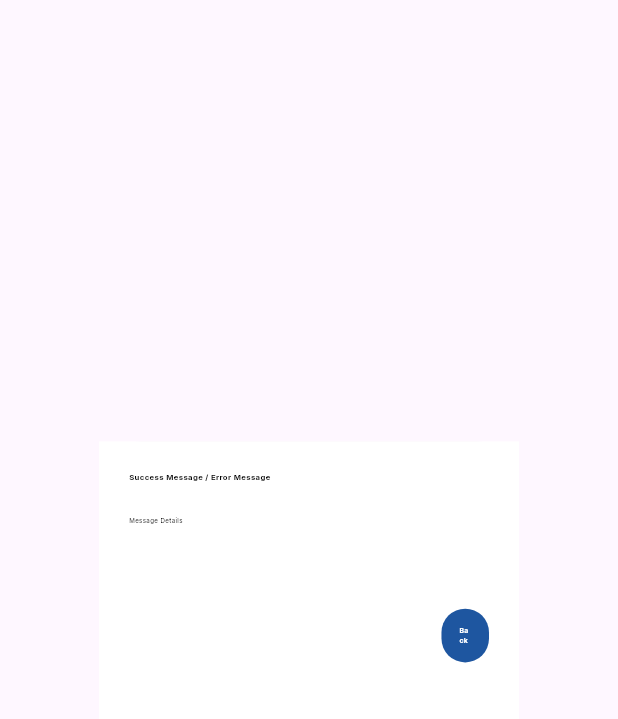
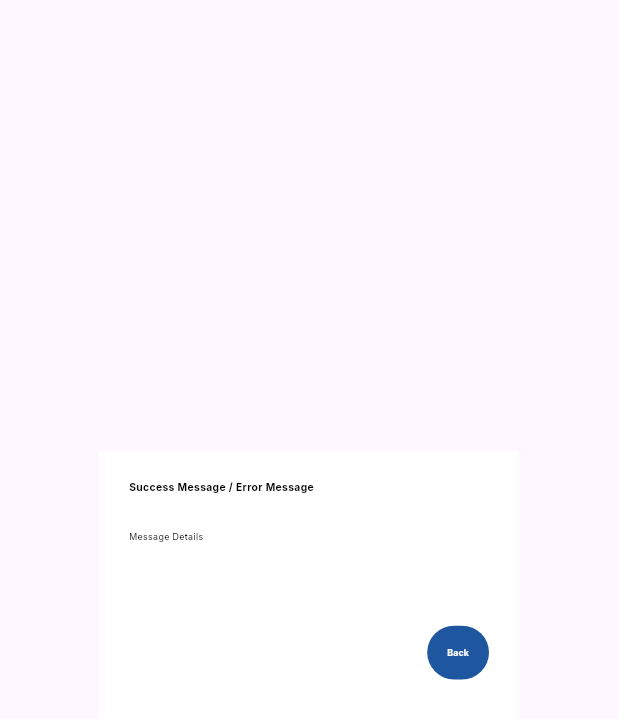
Before and after one commit to BinyugaPvtLtd/pum_supervisor, a Flutter app: the SuccessPopup widget shown alone on an empty page, opened directly, on a phone screen of 412 x 824 dp. Shown: the top 719 px of the screen. Run offline on Flutter 3.47's test engine with Material 2 defaults, Android fonts, the phone set to English and light mode, and no system bars; our stand-ins replace firebase_core, google_fonts; accounts and stored records are empty.

Commit message:
final commit

```diff
--- a/lib/presentation/login/forgotpass_supervisor_screen.dart
+++ b/lib/presentation/login/forgotpass_supervisor_screen.dart
@@ -20,11 +20,15 @@ class _ForgetScreenSupervisorState extends State<ForgetScreenSupervisor> {
     return Scaffold(
         appBar: AppBar(
           automaticallyImplyLeading: false,
-          backgroundColor:ColorManager.navyblue,
+          backgroundColor: ColorManager.navyblue,
           flexibleSpace: Padding(
             padding: const EdgeInsets.only(top: 5, left: 15),
             child: Row(
-              children: [Image.asset('images/ummasons_logo.png',),],
+              children: [
+                Image.asset(
+                  'images/ummasons_logo.png',
+                ),
+              ],
             ),
           ),
         ),
@@ -89,14 +93,11 @@ class _ForgetScreenSupervisorState extends State<ForgetScreenSupervisor> {
                                       borderSide: BorderSide(
                                           color: ColorManager.lightblue,
                                           width: 2.0),
-                                      borderRadius: BorderRadius.circular(16)
-                                  ),
+                                      borderRadius: BorderRadius.circular(16)),
                                   enabledBorder: OutlineInputBorder(
                                       borderSide: BorderSide(
                                           color: ColorManager.grey, width: 2.0),
-                                      borderRadius: BorderRadius.circular(16)
-
-                                  )),
+                                      borderRadius: BorderRadius.circular(16))),
                               validator: (value) {
                                 final bool emailValid = RegExp(
                                         r"^[a-zA-Z0-9.a-zA-Z0-9.!#$%&'*+-/=?^_`{|}~]+@[a-zA-Z0-9]+\.[a-zA-Z]+")
@@ -142,11 +143,9 @@ class _ForgetScreenSupervisorState extends State<ForgetScreenSupervisor> {
                     const SizedBox(
                       height: AppSize.s80,
                     ),
-                    Padding(
-                      padding: const EdgeInsets.only(left: AppSize.s80),
-                      child: Column(
+                    Row(
+                      //crossAxisAlignment: CrossAxisAlignment.center,
                       mainAxisAlignment: MainAxisAlignment.center,
-                        crossAxisAlignment: CrossAxisAlignment.center,
                       children: [
                         SizedBox(
                           height: AppSize.s36,
@@ -178,7 +177,6 @@ class _ForgetScreenSupervisorState extends State<ForgetScreenSupervisor> {
                           ),
                         ),
                       ],
-                      ),
                     )
                   ],
                 ),
--- a/lib/presentation/popups/success_popup.dart
+++ b/lib/presentation/popups/success_popup.dart
@@ -11,51 +11,66 @@ class SuccessPopup extends StatelessWidget {
       child: Material(
         child: Container(
           color: ColorManager.white,
-          height: MediaQuery.of(context).size.height / 3.5,
+          height: MediaQuery.of(context).size.height / 3.7,
           width: MediaQuery.of(context).size.width / 3.3,
           child: Padding(
             padding: const EdgeInsets.all(20),
-            child: ListView(
-              children: [Column(
+            child: ListView(children: [
+              Column(
                 crossAxisAlignment: CrossAxisAlignment.start,
                 children: [
-                  Text('Success Message / Error Message',
-                    style: TextStyle(fontFamily: FontConstants.fontFamily2,
+                  Text(
+                    'Success Message / Error Message',
+                    style: TextStyle(
+                        fontFamily: FontConstants.fontFamily2,
                         fontWeight: FontWeightManager.bold,
-                        fontSize: MediaQuery.of(context).size.width / 80,
-                        color: ColorManager.black),),
-                  SizedBox(height: MediaQuery.of(context).size.height / 35,),
-                  Text('Message Details',
-                    style: TextStyle(fontFamily: FontConstants.fontFamily2,
+                        fontSize: MediaQuery.of(context).size.width / 60,
+                        color: ColorManager.black),
+                  ),
+                  SizedBox(
+                    height: MediaQuery.of(context).size.height / 35,
+                  ),
+                  Text(
+                    'Message Details',
+                    style: TextStyle(
+                        fontFamily: FontConstants.fontFamily2,
                         fontWeight: FontWeightManager.regular,
-                        fontSize: MediaQuery.of(context).size.width / 100,
-                        color: ColorManager.black),),
-                  SizedBox(height: MediaQuery.of(context).size.height / 15,),
+                        fontSize: MediaQuery.of(context).size.width / 70,
+                        color: ColorManager.black),
+                  ),
+                  SizedBox(
+                    height: MediaQuery.of(context).size.height / 15,
+                  ),
                   Row(
                     mainAxisAlignment: MainAxisAlignment.end,
                     children: [
                       Container(
                         height: MediaQuery.of(context).size.height / 23,
-                        width: MediaQuery.of(context).size.width / 13,
-                        child: TextButton(onPressed: (){
-                          Navigator.pop(context);
-                        },
-                            style: TextButton.styleFrom(backgroundColor: ColorManager.faintb),
-                            child: Text('Back',style: TextStyle(fontFamily: FontConstants.fontFamily2,
-                            fontWeight: FontWeightManager.bold,
-                            fontSize: MediaQuery.of(context).size.width / 90,
-                            color: ColorManager.white),)),
+                        width: MediaQuery.of(context).size.width / 10,
+                        child: TextButton(
+                            onPressed: () {
+                              Navigator.pop(context);
+                            },
+                            style: TextButton.styleFrom(
+                                backgroundColor: ColorManager.faintb),
+                            child: Text(
+                              'Back',
+                              style: TextStyle(
+                                  fontFamily: FontConstants.fontFamily2,
+                                  fontWeight: FontWeightManager.bold,
+                                  fontSize:
+                                      MediaQuery.of(context).size.width / 70,
+                                  color: ColorManager.white),
+                            )),
                       )
                     ],
                   )
-
                 ],
               ),
             ]),
           ),
         ),
       ),
-
     );
   }
 }
```
Also changed, not shown: lib/presentation/dashboard/add_order_screen.dart (+39 -36 lines). Lines whose indentation alone changed are shown as unchanged.
